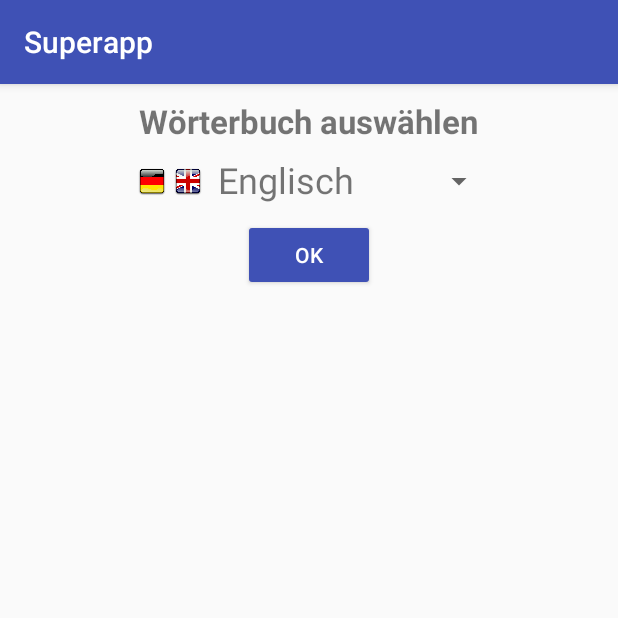
After one commit to CarstenKarbach/VoBox, an Android app: the fragment DictionarySelectionFragment placed in its activity, on a phone screen of 412 x 824 dp, the top half of it. The commit adds this screen. Run offline under Robolectric (Android 15) with nearby library versions, the phone set to English and light mode, and no system bars.

Commit message:
Change import dialog flow, allow to select dictionary into which to integrate

```diff
--- /dev/null
+++ b/app/src/main/java/de/karbach/superapp/DictSpinnerPresenter.java
@@ -0,0 +1,42 @@
+package de.karbach.superapp;
+
+import android.app.Activity;
+import android.widget.Spinner;
+
+import de.karbach.superapp.data.Dictionary;
+import de.karbach.superapp.data.DictionaryManagement;
+
+public class DictSpinnerPresenter {
+
+    private Activity activity;
+    private Spinner dictSpinner;
+
+    public DictSpinnerPresenter(Activity activity, Spinner dictSpinner){
+        this.activity = activity;
+        this.dictSpinner = dictSpinner;
+    }
+
+    public void updateSelectedDictionary(){
+        DictionaryManagement dm = DictionaryManagement.getInstance(activity);
+
+        DictionaryAdapter dapter = new DictionaryAdapter(dm.readDictionaryArray(), activity);
+        dictSpinner.setAdapter(dapter);
+
+        Dictionary selectedDict = dm.getSelectedDictionary();
+        if(selectedDict != null) {
+            for (int i = 0; i < dictSpinner.getCount(); i++) {
+                String name = dictSpinner.getItemAtPosition(i).toString();
+                if (name.equals(selectedDict.getName())) {
+                    dictSpinner.setSelection(i);
+                    break;
+                }
+            }
+        }
+    }
+
+    public void freeMe(){
+        this.activity = null;
+        this.dictSpinner = null;
+    }
+
+}
--- /dev/null
+++ b/app/src/main/java/de/karbach/superapp/DictionaryAdapter.java
@@ -0,0 +1,70 @@
+package de.karbach.superapp;
+
+import android.app.Activity;
+import android.view.View;
+import android.view.ViewGroup;
+import android.widget.BaseAdapter;
+import android.widget.ImageView;
+import android.widget.TextView;
+
+import de.karbach.superapp.data.Dictionary;
+import de.karbach.superapp.data.DictionaryManagement;
+
+public class DictionaryAdapter extends BaseAdapter {
+
+    private String[] dictNames;
+    private Activity activity;
+
+    public DictionaryAdapter(String[] dictNames, Activity activity) {
+        this.dictNames = dictNames;
+        this.activity = activity;
+    }
+
+    @Override
+    public int getCount() {
+        return dictNames.length;
+    }
+
+    @Override
+    public Object getItem(int i) {
+        return dictNames[i];
+    }
+
+    @Override
+    public long getItemId(int i) {
+        return i;
+    }
+
+    @Override
+    public View getView(int position, View convertView, ViewGroup parent) {
+        if(convertView == null){
+            convertView = activity.getLayoutInflater().inflate(R.layout.flagdict_item, parent, false);
+        }
+
+        TextView name = (TextView) convertView.findViewById(R.id.dict_name);
+        ImageView flag1 = (ImageView) convertView.findViewById(R.id.flagview1);
+        ImageView flag2 = (ImageView) convertView.findViewById(R.id.flagview2);
+
+        String nameValue = dictNames[position];
+
+        DictionaryManagement dm = DictionaryManagement.getInstance(activity);
+        Dictionary dict = dm.getDictionary(nameValue);
+
+        if(dict != null) {
+            PictureHelper ph = new PictureHelper(activity);
+            int r1 = ph.getDrawableResourceForLanguage(dict.getBaseLanguage());
+            if (flag1 != null) {
+                flag1.setImageResource(r1);
+            }
+            int r2 = ph.getDrawableResourceForLanguage(dict.getLanguage());
+            if (flag2 != null) {
+                flag2.setImageResource(r2);
+            }
+
+            name.setText(nameValue);
+        }
+
+        return convertView;
+    }
+
+}
--- /dev/null
+++ b/app/src/main/java/de/karbach/superapp/DictionarySelectionFragment.java
@@ -0,0 +1,54 @@
+package de.karbach.superapp;
+
+import android.app.DialogFragment;
+import android.os.Bundle;
+import android.support.annotation.Nullable;
+import android.view.LayoutInflater;
+import android.view.View;
+import android.view.ViewGroup;
+import android.widget.Button;
+import android.widget.Spinner;
+
+import de.karbach.superapp.data.Card;
+import de.karbach.superapp.data.Dictionary;
+import de.karbach.superapp.data.DictionaryManagement;
+
+public class DictionarySelectionFragment extends DialogFragment {
+
+    public interface OnDictionarySelected{
+        public void onDictionarySelected(String selected);
+    }
+
+    public void setCallback(OnDictionarySelected callback) {
+        this.callback = callback;
+    }
+
+    private OnDictionarySelected callback;
+
+    @Nullable
+    @Override
+    public View onCreateView(LayoutInflater inflater, ViewGroup container, Bundle savedInstanceState) {
+        View result = inflater.inflate(R.layout.dictionary_selection_fragment, container, false);
+
+        final Spinner select = (Spinner) result.findViewById(R.id.dictionary_language_selection);
+        if(select != null) {
+            DictSpinnerPresenter dictSpinnerPresenter = new DictSpinnerPresenter(getActivity(), select);
+            dictSpinnerPresenter.updateSelectedDictionary();
+            dictSpinnerPresenter.freeMe();
+        }
+
+        final Button okbutton = result.findViewById(R.id.dictionary_selected_button);
+        okbutton.setOnClickListener(new View.OnClickListener() {
+            @Override
+            public void onClick(View v) {
+                String selectedDict = select.getSelectedItem().toString();
+                callback.onDictionarySelected(selectedDict);
+                setCallback(null);
+                dismiss();
+            }
+        });
+
+        return result;
+    }
+
+}
--- /dev/null
+++ b/app/src/main/res/layout/dictionary_selection_fragment.xml
@@ -0,0 +1,31 @@
+<?xml version="1.0" encoding="utf-8"?>
+<LinearLayout xmlns:android="http://schemas.android.com/apk/res/android"
+    android:orientation="vertical" android:layout_width="match_parent"
+    android:layout_height="match_parent">
+
+    <TextView
+        android:layout_width="wrap_content"
+        android:layout_height="wrap_content"
+        android:text="Wörterbuch auswählen"
+        android:layout_gravity="center_horizontal|center_vertical"
+        android:paddingTop="10dp"
+        android:textStyle="bold"
+        android:textSize="10pt"
+        />
+
+    <Spinner
+        android:id="@+id/dictionary_language_selection"
+        android:layout_width="wrap_content"
+        android:layout_height="wrap_content"
+        android:layout_gravity="center_horizontal|center_vertical"
+        ></Spinner>
+    <Button
+        android:layout_width="wrap_content"
+        android:layout_height="wrap_content"
+        android:layout_gravity="center_horizontal|center_vertical"
+        android:text="ok"
+        style="@style/BlueButton"
+        android:id="@+id/dictionary_selected_button"
+        />
+
+</LinearLayout>
```
Also changed, not shown: app/src/main/java/de/karbach/superapp/StarterActivity.java (+53 -48 lines), app/src/main/java/de/karbach/superapp/StarterFragment.java (+14 -72 lines).
